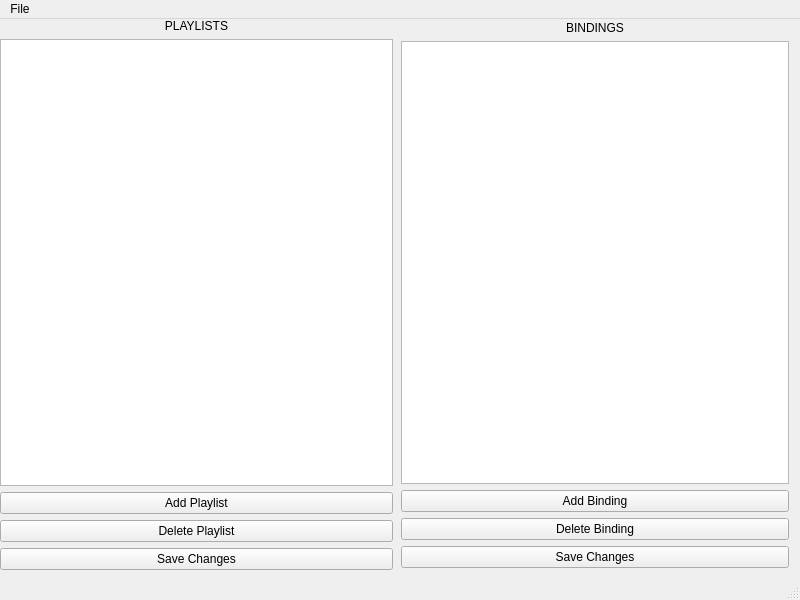
The window that main.ui (KannenJoshi/SpotifyPlaylistSwapper) describes before a commit, drawn with Qt 5.
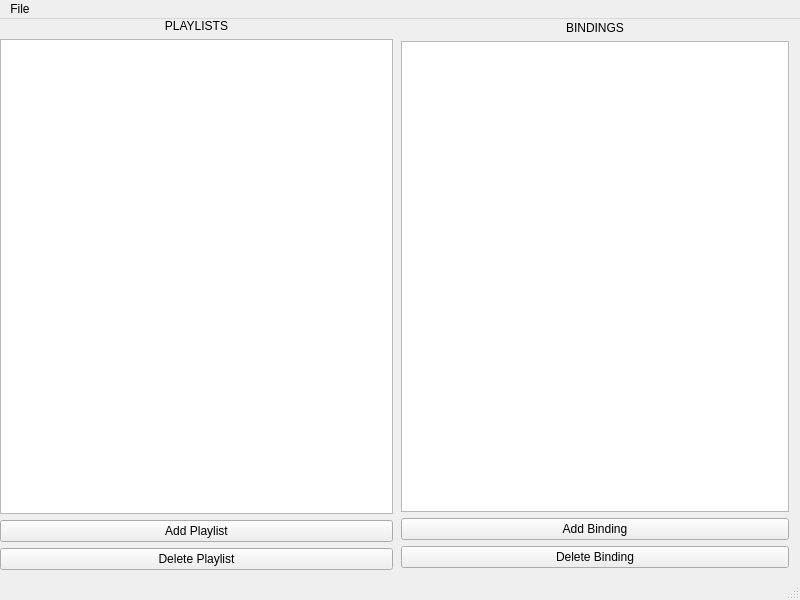
The same window after the commit.

Commit message: Remove save buttons from main ui

The edit to the form file:
```diff
--- a/main.ui
+++ b/main.ui
@@ -66,17 +66,10 @@
          </property>
         </widget>
        </item>
-       <item>
-        <widget class="QPushButton" name="p_save">
-         <property name="text">
-          <string>Save Changes</string>
-         </property>
-        </widget>
-       </item>
       </layout>
      </item>
      <item>
-      <layout class="QVBoxLayout" name="bindings_container" stretch="0,0,0,0,0">
+      <layout class="QVBoxLayout" name="bindings_container" stretch="0,0,0,0">
        <property name="spacing">
         <number>6</number>
        </property>
@@ -132,13 +125,6 @@
          </property>
         </widget>
        </item>
-       <item>
-        <widget class="QPushButton" name="b_save">
-         <property name="text">
-          <string>Save Changes</string>
-         </property>
-        </widget>
-       </item>
       </layout>
      </item>
     </layout>
```
